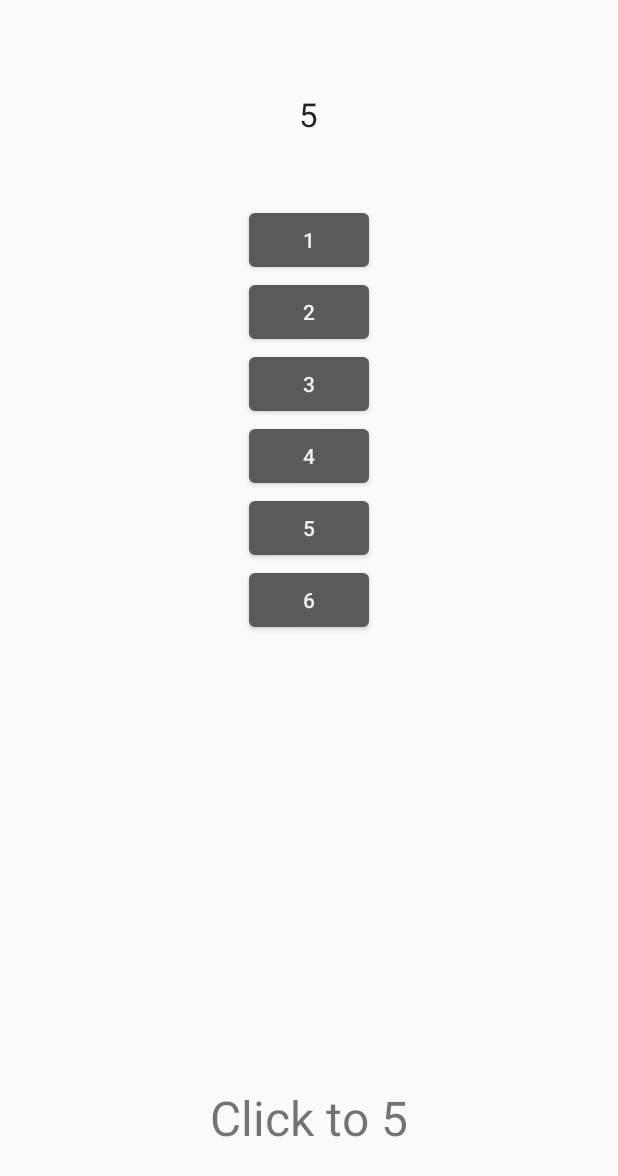
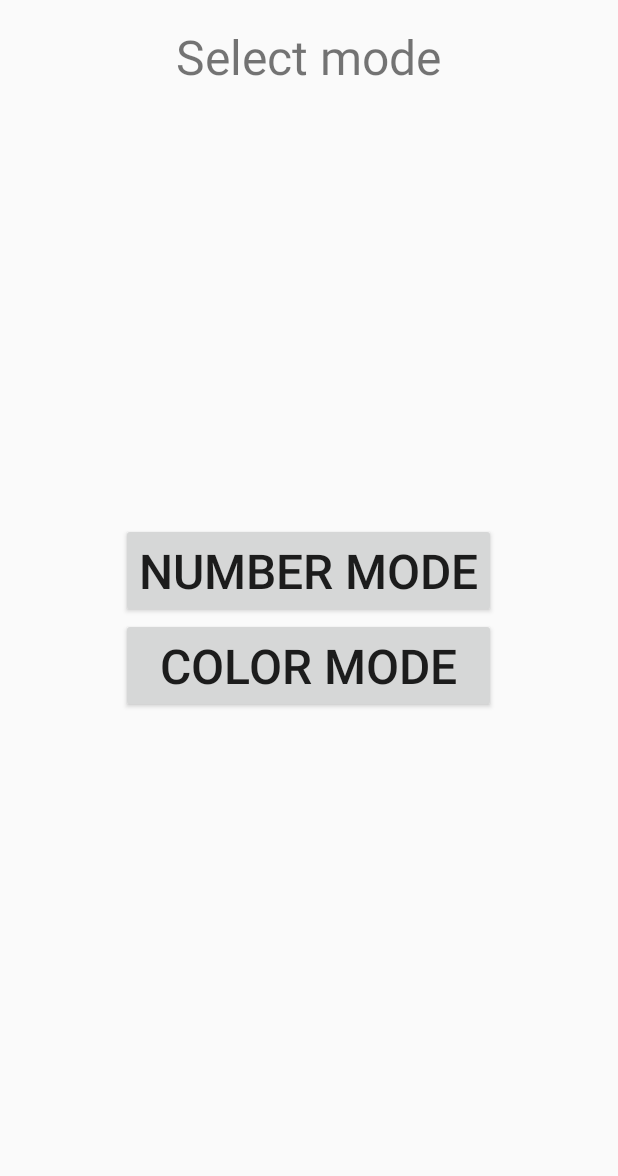
Before and after one commit to VerkhovtsovPavel/HighSpeedClicker, an Android app: the screen it shows after launch (GameActivity before the commit, SelectModeActivity after it), after a tap on "START", on a phone screen of 412 x 824 dp. Shown: the top 1176 px of the screen. Run offline under Robolectric (Android 15) with nearby library versions, the phone set to English and light mode, and no system bars.

Commit message:
Add color mode

```diff
--- /dev/null
+++ b/app/src/main/java/com/example/pavel_verkhovtsov/highSpeedClicker/activity/SelectModeActivity.java
@@ -0,0 +1,44 @@
+package com.example.pavel_verkhovtsov.highSpeedClicker.activity;
+
+import android.app.Activity;
+import android.content.Intent;
+import android.os.Bundle;
+import android.view.View;
+import android.widget.Button;
+
+import com.example.pavel_verkhovtsov.highSpeedClicker.R;
+import com.example.pavel_verkhovtsov.highSpeedClicker.add.GameTypes;
+
+public class SelectModeActivity extends Activity {
+
+    private Button numberModeButton;
+    private Button colorModeButton;
+
+    @Override
+    protected void onCreate(Bundle savedInstanceState) {
+        super.onCreate(savedInstanceState);
+        setContentView(R.layout.activity_select_mode);
+
+        numberModeButton = (Button) findViewById(R.id.numberMode);
+        colorModeButton = (Button) findViewById(R.id.colorMode);
+
+        //TODO Combine listeners
+        numberModeButton.setOnClickListener(new View.OnClickListener() {
+            @Override
+            public void onClick(View v) {
+                Intent intent = new Intent(SelectModeActivity.this, GameActivity.class);
+                intent.putExtra("mode", GameTypes.NUMBERTYPE.toString());
+                startActivity(intent);
+            }
+        });
+
+        colorModeButton.setOnClickListener(new View.OnClickListener() {
+            @Override
+            public void onClick(View v) {
+                Intent intent = new Intent(SelectModeActivity.this, GameActivity.class);
+                intent.putExtra("mode", GameTypes.COLORTYPE.toString());
+                startActivity(intent);
+            }
+        });
+    }
+}
--- a/app/src/main/java/com/example/pavel_verkhovtsov/highSpeedClicker/StartActivity.java
+++ b/app/src/main/java/com/example/pavel_verkhovtsov/highSpeedClicker/activity/StartActivity.java
@@ -1,4 +1,4 @@
-package com.example.pavel_verkhovtsov.highSpeedClicker;
+package com.example.pavel_verkhovtsov.highSpeedClicker.activity;
 
 import android.app.Activity;
 import android.content.Context;
@@ -9,13 +9,15 @@ import android.view.View;
 import android.widget.Button;
 import android.widget.TextView;
 
+import com.example.pavel_verkhovtsov.highSpeedClicker.R;
+
 
 public class StartActivity extends Activity {
 
+    public static int score;
+    SharedPreferences sharedPref;
     private Button startButton;
     private TextView highScoreTextView;
-    SharedPreferences sharedPref;
-    public static int score;
 
     @Override
     protected void onCreate(Bundle savedInstanceState) {
@@ -29,7 +31,7 @@ public class StartActivity extends Activity {
         startButton.setOnClickListener(new View.OnClickListener() {
             @Override
             public void onClick(View v) {
-                Intent intent = new Intent(StartActivity.this, GameActivity.class);
+                Intent intent = new Intent(StartActivity.this, SelectModeActivity.class);
                 startActivity(intent);
             }
         });
@@ -45,12 +47,9 @@ public class StartActivity extends Activity {
         if (score > highScore) {
             SharedPreferences.Editor editor = sharedPref.edit();
             editor.putInt(getString(R.string.saved_high_score), score);
-            editor.commit();
+            editor.apply();
             highScore = score;
         }
         highScoreTextView.setText(getString(R.string.high_score_text) + highScore);
-
-
     }
-
 }
--- a/app/src/main/res/layout-land/activity_game.xml
+++ b/app/src/main/res/layout-land/activity_game.xml
@@ -55,6 +55,6 @@
         android:id="@+id/needClickTextView"
         android:layout_alignParentBottom="true"
         android:layout_centerHorizontal="true"
-        android:layout_marginBottom="@dimen/LargeText" />
+        android:textSize="@dimen/LargeText" />
 
 </RelativeLayout>
--- /dev/null
+++ b/app/src/main/res/layout-land/activity_select_mode.xml
@@ -0,0 +1,40 @@
+<RelativeLayout xmlns:android="http://schemas.android.com/apk/res/android"
+    xmlns:tools="http://schemas.android.com/tools" android:layout_width="match_parent"
+    android:layout_height="match_parent" android:paddingLeft="@dimen/activity_horizontal_margin"
+    android:paddingRight="@dimen/activity_horizontal_margin"
+    android:paddingTop="@dimen/activity_vertical_margin"
+    android:paddingBottom="@dimen/activity_vertical_margin"
+    tools:context="com.example.pavel_verkhovtsov.highSpeedClicker.activity.SelectModeActivity">
+
+    <TextView
+        android:id="@+id/select_mode_tv"
+        android:layout_width="wrap_content"
+        android:layout_height="wrap_content"
+        android:layout_centerHorizontal="true"
+        android:text="@string/select_mode_text"
+        android:textSize="@dimen/LargeText" />
+
+    <LinearLayout
+        android:layout_width="wrap_content"
+        android:layout_height="wrap_content"
+        android:layout_centerVertical="true"
+        android:orientation="vertical"
+        android:layout_centerHorizontal="true">
+
+        <Button
+            android:id="@+id/numberMode"
+            android:layout_width="match_parent"
+            android:layout_height="match_parent"
+            android:text="@string/number_mode_text"
+            android:textSize="@dimen/LargeText" />
+
+        <Button
+            android:id="@+id/colorMode"
+            android:layout_width="match_parent"
+            android:layout_height="match_parent"
+            android:text="@string/color_mode_text"
+            android:textSize="@dimen/LargeText" />
+
+    </LinearLayout>
+
+</RelativeLayout>
--- a/app/src/main/res/layout-land/activity_start.xml
+++ b/app/src/main/res/layout-land/activity_start.xml
@@ -4,7 +4,7 @@
     android:paddingRight="@dimen/activity_horizontal_margin"
     android:paddingTop="@dimen/activity_vertical_margin"
     android:paddingBottom="@dimen/activity_vertical_margin"
-    tools:context="com.example.pavel_verkhovtsov.highSpeedClicker.StartActivity">
+    tools:context="com.example.pavel_verkhovtsov.highSpeedClicker.activity.StartActivity">
 
     <TextView android:text="@string/app_name" android:layout_width="wrap_content"
         android:layout_height="wrap_content" android:textSize="32sp" android:layout_centerHorizontal="true"
--- /dev/null
+++ b/app/src/main/res/layout/activity_select_mode.xml
@@ -0,0 +1,40 @@
+<RelativeLayout xmlns:android="http://schemas.android.com/apk/res/android"
+    xmlns:tools="http://schemas.android.com/tools"
+    android:layout_width="match_parent"
+    android:layout_height="match_parent"
+    android:paddingBottom="@dimen/activity_vertical_margin"
+    android:paddingLeft="@dimen/activity_horizontal_margin"
+    android:paddingRight="@dimen/activity_horizontal_margin"
+    android:paddingTop="@dimen/activity_vertical_margin"
+    tools:context="com.example.pavel_verkhovtsov.highSpeedClicker.activity.SelectModeActivity">
+
+    <TextView
+        android:id="@+id/select_mode_tv"
+        android:layout_width="wrap_content"
+        android:layout_height="wrap_content"
+        android:layout_centerHorizontal="true"
+        android:text="@string/select_mode_text"
+        android:textSize="@dimen/LargeText" />
+
+    <LinearLayout
+        android:layout_width="wrap_content"
+        android:layout_height="wrap_content"
+        android:layout_centerHorizontal="true"
+        android:layout_centerVertical="true"
+        android:orientation="vertical">
+
+        <Button
+            android:id="@+id/numberMode"
+            android:layout_width="match_parent"
+            android:layout_height="match_parent"
+            android:text="@string/number_mode_text"
+            android:textSize="@dimen/LargeText" />
+
+        <Button
+            android:id="@+id/colorMode"
+            android:layout_width="match_parent"
+            android:layout_height="match_parent"
+            android:text="@string/color_mode_text"
+            android:textSize="@dimen/LargeText" />
+    </LinearLayout>
+</RelativeLayout>
--- a/app/src/main/res/layout/activity_start.xml
+++ b/app/src/main/res/layout/activity_start.xml
@@ -4,7 +4,7 @@
     android:paddingRight="@dimen/activity_horizontal_margin"
     android:paddingTop="@dimen/activity_vertical_margin"
     android:paddingBottom="@dimen/activity_vertical_margin"
-    tools:context="com.example.pavel_verkhovtsov.highSpeedClicker.StartActivity">
+    tools:context="com.example.pavel_verkhovtsov.highSpeedClicker.activity.StartActivity">
 
     <TextView android:text="@string/app_name" android:layout_width="wrap_content"
         android:layout_height="wrap_content" android:textSize="@dimen/LargeText" android:layout_centerHorizontal="true"
--- a/app/src/main/res/menu/menu_main.xml
+++ /dev/null
@@ -1,5 +0,0 @@
-<menu xmlns:android="http://schemas.android.com/apk/res/android"
-    xmlns:app="http://schemas.android.com/apk/res-auto"
-    xmlns:tools="http://schemas.android.com/tools" tools:context=".MainActivity">
-
-</menu>
--- a/app/src/main/res/menu/menu_start.xml
+++ /dev/null
@@ -1,6 +0,0 @@
-<menu xmlns:android="http://schemas.android.com/apk/res/android"
-    xmlns:app="http://schemas.android.com/apk/res-auto"
-    xmlns:tools="http://schemas.android.com/tools"
-    tools:context="com.example.pavel_verkhovtsov.highSpeedClicker.StartActivity">
-
-</menu>
--- a/app/src/main/res/values/strings.xml
+++ b/app/src/main/res/values/strings.xml
@@ -8,4 +8,11 @@
     <string name="game_over_text">Game over! You score %s clicks</string>
     <string name="saved_high_score" />
     <string name="high_score_text" >High score:</string>
+    <string name="title_activity_main">MainActivity</string>
+
+    <string name="select_mode_text">Select mode</string>
+
+    <string name="title_activity_select_mode">Select Mode</string>
+    <string name="number_mode_text">Number mode</string>
+    <string name="color_mode_text">Color mode</string>
 </resources>
```
Also changed, not shown: app/src/main/AndroidManifest.xml (+9 -5 lines), app/src/main/java/com/example/pavel_verkhovtsov/highSpeedClicker/activity/GameActivity.java (renamed from app/src/main/java/com/example/pavel_verkhovtsov/highSpeedClicker/GameActivity.java, +63 -10 lines), app/src/main/java/com/example/pavel_verkhovtsov/highSpeedClicker/add/GameTypes.java (added, +7 -0 lines), 2 other files.
